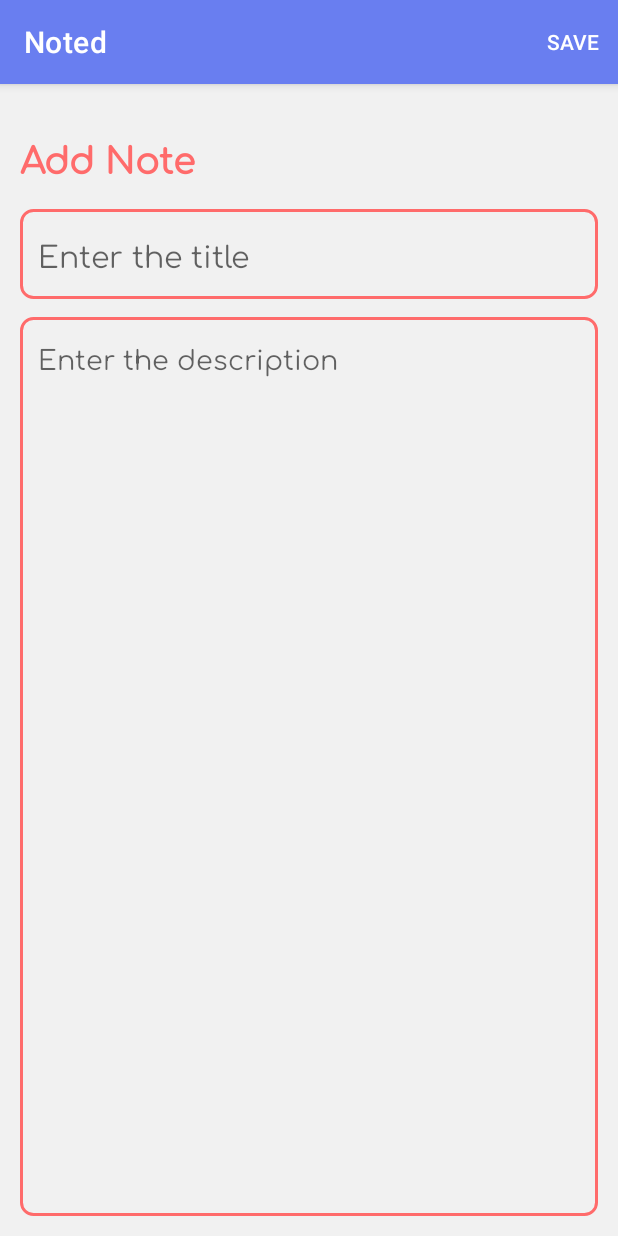
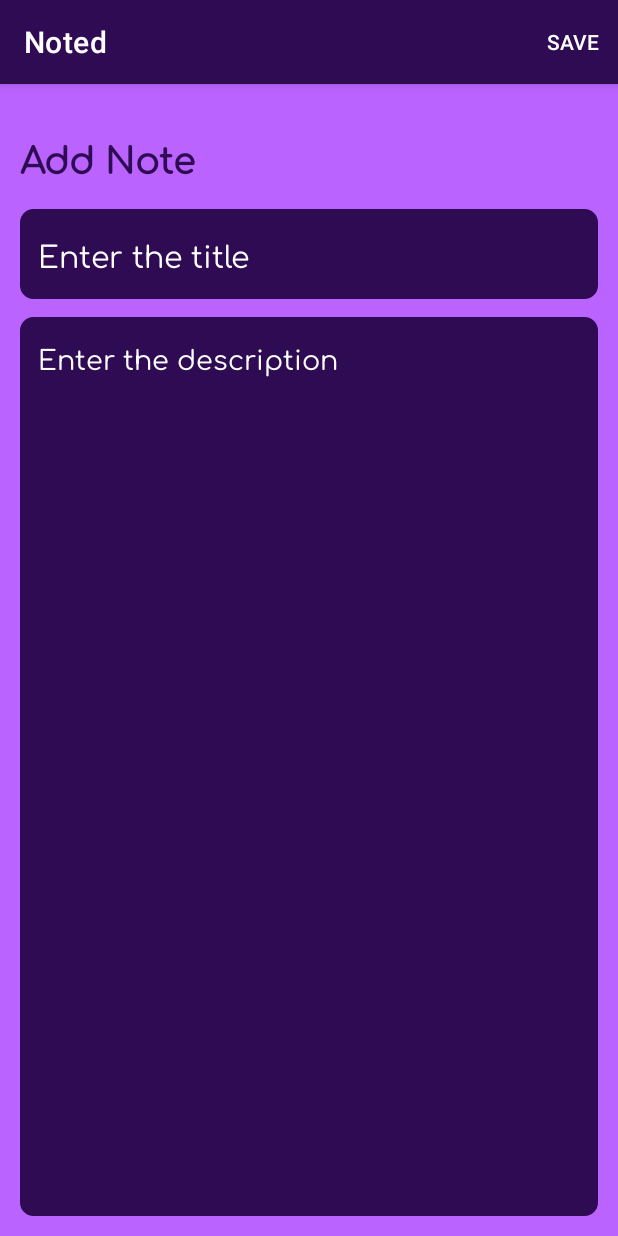
Before and after one commit to KushagraShukla004/Noted, an Android app: the AddNoteFragment screen opened through its navigation route, on a phone screen of 412 x 824 dp. Run offline under Robolectric (Android 15) with nearby library versions, the phone set to English and light mode, and no system bars; our stand-ins replace Room's generated code, data binding.

```diff
--- a/app/src/main/res/layout/fragment_add_note.xml
+++ b/app/src/main/res/layout/fragment_add_note.xml
@@ -19,7 +19,7 @@
             android:layout_marginTop="16dp"
             android:fontFamily="@font/comfortaa"
             android:text="@string/add_note"
-            android:textColor="@color/soft_red"
+            android:textColor="@color/background_color"
             android:textSize="24sp"
             android:textStyle="bold" />
 
@@ -28,10 +28,13 @@
             android:layout_width="match_parent"
             android:layout_height="60dp"
             android:hint="@string/enter_the_title"
+            android:textColor="@color/white"
+            android:textColorHint="@color/white"
             android:padding="12dp"
             android:textSize="20sp"
             android:layout_below="@id/addNoteHeading"
             android:background="@drawable/red_border"
+            android:backgroundTint="@color/background_color"
             android:layout_marginTop="16dp"
             android:maxLines="1"
             android:fontFamily="@font/comfortaa"/>
@@ -41,6 +44,9 @@
             android:layout_width="match_parent"
             android:layout_height="match_parent"
             android:hint="@string/enter_the_description"
+            android:textColor="@color/white"
+            android:textColorHint="@color/white"
+            android:backgroundTint="@color/background_color"
             android:gravity="top"
             android:padding="12dp"
             android:textSize="18sp"
--- a/app/src/main/res/layout/fragment_home.xml
+++ b/app/src/main/res/layout/fragment_home.xml
@@ -15,7 +15,7 @@
             android:layout_height="wrap_content"
             android:layout_marginEnd="20dp"
             android:layout_marginBottom="28dp"
-            android:backgroundTint="@color/soft_gray_pink"
+            android:backgroundTint="@color/background_color"
             android:clickable="true"
             android:contentDescription="image"
             android:focusable="true"
--- a/app/src/main/res/layout/note_layout.xml
+++ b/app/src/main/res/layout/note_layout.xml
@@ -14,6 +14,7 @@
             android:layout_width="match_parent"
             android:layout_height="match_parent"
             android:orientation="vertical"
+            android:backgroundTint="@color/background_color"
             android:background="@drawable/red_border"
             android:padding="16dp">
 
@@ -32,7 +33,7 @@
                 android:layout_width="match_parent"
                 android:layout_height="1dp"
                 android:layout_marginTop="8dp"
-                android:background="@color/black" />
+                android:background="@color/light_orange" />
 
             <TextView
                 android:layout_width="match_parent"
@@ -43,7 +44,7 @@
                 android:text="Description"
                 android:textSize="14sp"
                 android:fontFamily="@font/comfortaa"
-                android:textColor="@color/black"
+                android:textColor="@color/white"
                 tools:ignore="HardcodedText" />
 
         </LinearLayout>
--- a/app/src/main/res/values/colors.xml
+++ b/app/src/main/res/values/colors.xml
@@ -5,9 +5,11 @@
     <color name="fuschia">#BA63FF</color>
     <color name="blue">#697EF0</color>
     <color name="soft_red">#FF6B6B</color>
-    <color name="light_gray">#F1F1F1</color>
+    <color name="light_orange">#FF9E80</color>
+    <color name="light_pink">#F9FBE7</color>
     <color name="dark_navy">#1B263B</color>
-    <color name="soft_gray_pink">#FFADB5</color>
+    <color name="soft_gray_pink">#FCE4EC</color>
     <color name="dark_gray">#121212</color>
     <color name="light_blue">#8889B9</color>
+    <color name="background_color">#2E0B53</color>
 </resources>
--- a/app/src/main/res/values/themes.xml
+++ b/app/src/main/res/values/themes.xml
@@ -2,7 +2,7 @@
     <!-- Light Theme -->
     <style name="Base.Theme.Noted" parent="Theme.MaterialComponents.DayNight.DarkActionBar">
         <!-- Primary brand color. -->
-        <item name="colorPrimary">@color/blue</item>
+        <item name="colorPrimary">@color/background_color</item>
         <item name="colorPrimaryVariant">@color/fuschia</item>
         <item name="colorOnPrimary">@color/white</item>
         <!-- Secondary brand color. -->
@@ -10,11 +10,14 @@
         <item name="colorSecondaryVariant">@color/soft_gray_pink</item>
         <item name="colorOnSecondary">@color/black</item>
         <!-- Background color -->
-        <item name="android:colorBackground">@color/light_gray</item>
+        <item name="android:colorBackground">@color/fuschia</item>
         <!-- Status bar color. -->
         <item name="android:statusBarColor">@android:color/transparent</item>
         <item name="android:windowLightStatusBar">true</item>
     </style>
 
     <style name="Theme.Noted" parent="Base.Theme.Noted" />
+<!--    <style name="AppTheme" parent="Theme.AppCompat">-->
+<!--        <item name="android:windowBackground">@color/background_color</item>-->
+<!--    </style>-->
 </resources>
```
Also changed, not shown: app/src/main/res/layout/fragment_edit_note.xml (+7 -1 lines).
